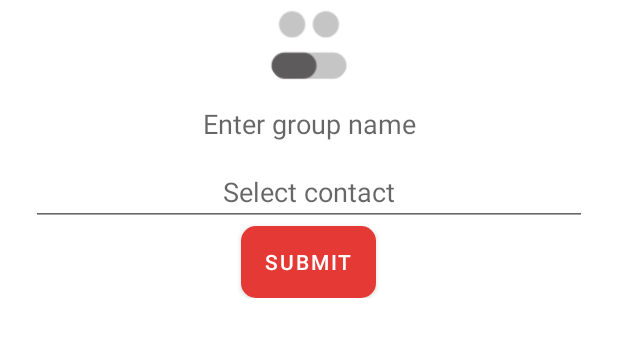
After one commit to dhruv036/Chatting_app, an Android app: the layout newgrouplayout.xml on its own in the app's theme, with its tools: preview values and no code run, on a phone screen of 412 x 824 dp. The commit adds this screen. Shown: the top 337 px of the screen. Run offline under Robolectric (Android 15) with nearby library versions, the phone set to English and light mode, and no system bars.

Commit message:
Performing group feature

```diff
--- a/app/build.gradle
+++ b/app/build.gradle
@@ -53,7 +53,7 @@ dependencies {
     implementation "com.github.pgreze:android-reactions:1.5.1"
     implementation 'com.github.3llomi:CircularStatusView:V1.0.2'
     implementation 'de.hdodenhof:circleimageview:3.1.0'
-    implementation 'com.google.android.material:material:1.3.0-alpha02'
+    implementation 'com.google.android.material:material:1.6.0-alpha03'
     implementation 'com.ismaeldivita.chipnavigation:chip-navigation-bar:1.3.2'
     implementation 'org.jetbrains.kotlin:kotlin-stdlib:1.3.72'
     implementation 'com.github.OMARIHAMZA:StoryView:1.0.2-alpha'
--- a/app/src/main/java/com/example/hello/Fragment/StatusFragment.java
+++ b/app/src/main/java/com/example/hello/Fragment/StatusFragment.java
@@ -127,7 +127,7 @@ public class StatusFragment extends Fragment {
                                 Glide.with(context).load(laststatus.getImgurl()).diskCacheStrategy(DiskCacheStrategy.NONE).skipMemoryCache(true).into(binding.mystatus);
                             }else {
 //                                dashboard.setfragment();
-                                Glide.with(getContext()).load( userStatus.getProfileImg()).diskCacheStrategy(DiskCacheStrategy.NONE).skipMemoryCache(true).into(binding.mystatus);
+                                Glide.with(context).load( userStatus.getProfileImg()).diskCacheStrategy(DiskCacheStrategy.NONE).skipMemoryCache(true).into(binding.mystatus);
                             }
 
 
--- /dev/null
+++ b/app/src/main/res/drawable/ic_baseline_remove_circle_outline_24.xml
@@ -0,0 +1,5 @@
+<vector android:height="24dp" android:tint="#B5B3B3"
+    android:viewportHeight="24" android:viewportWidth="24"
+    android:width="24dp" xmlns:android="http://schemas.android.com/apk/res/android">
+    <path android:fillColor="@android:color/white" android:pathData="M7,11v2h10v-2L7,11zM12,2C6.48,2 2,6.48 2,12s4.48,10 10,10 10,-4.48 10,-10S17.52,2 12,2zM12,20c-4.41,0 -8,-3.59 -8,-8s3.59,-8 8,-8 8,3.59 8,8 -3.59,8 -8,8z"/>
+</vector>
--- /dev/null
+++ b/app/src/main/res/layout/newgrouplayout.xml
@@ -0,0 +1,76 @@
+<?xml version="1.0" encoding="utf-8"?>
+<androidx.constraintlayout.widget.ConstraintLayout xmlns:android="http://schemas.android.com/apk/res/android"
+    xmlns:app="http://schemas.android.com/apk/res-auto"
+    android:layout_width="match_parent"
+    android:layout_height="match_parent">
+
+    <LinearLayout
+        android:layout_width="0dp"
+        android:layout_height="wrap_content"
+        android:gravity="center"
+        android:orientation="vertical"
+        app:layout_constraintLeft_toLeftOf="@id/guideline2"
+        app:layout_constraintRight_toRightOf="@id/guideline3"
+        app:layout_constraintTop_toTopOf="parent">
+
+        <de.hdodenhof.circleimageview.CircleImageView
+            android:id="@+id/image"
+            android:layout_width="60dp"
+            android:layout_height="60dp"
+            android:src="@drawable/group" />
+
+        <EditText
+            android:layout_width="match_parent"
+            android:layout_height="wrap_content"
+            android:hint="Enter group name"
+            android:textAlignment="center" />
+
+        <HorizontalScrollView
+            android:layout_width="match_parent"
+            android:scrollbars="none"
+            android:layout_height="wrap_content">
+
+            <com.google.android.material.chip.ChipGroup
+                android:id="@+id/childgroup"
+                android:layout_width="match_parent"
+                android:layout_height="wrap_content"
+                app:singleSelection="false">
+
+            </com.google.android.material.chip.ChipGroup>
+
+        </HorizontalScrollView>
+
+
+        <AutoCompleteTextView
+            android:id="@+id/addcontact"
+            android:layout_width="match_parent"
+            android:layout_height="wrap_content"
+            android:hint="Select contact"
+            android:textAlignment="center" />
+
+        <Button
+            android:id="@+id/submit"
+            android:layout_width="wrap_content"
+            android:layout_height="wrap_content"
+            android:background="@drawable/round3"
+            android:backgroundTint="@null"
+            android:text="Submit"
+            android:textColor="@color/white" />
+
+
+    </LinearLayout>
+
+    <androidx.constraintlayout.widget.Guideline
+        android:id="@+id/guideline2"
+        android:layout_width="wrap_content"
+        android:layout_height="wrap_content"
+        android:orientation="vertical"
+        app:layout_constraintGuide_percent="0.05" />
+
+    <androidx.constraintlayout.widget.Guideline
+        android:id="@+id/guideline3"
+        android:layout_width="wrap_content"
+        android:layout_height="wrap_content"
+        android:orientation="vertical"
+        app:layout_constraintGuide_percent="0.95" />
+</androidx.constraintlayout.widget.ConstraintLayout>
```
Also changed, not shown: app/src/main/java/com/example/hello/Fragment/GroupChatFragment.java (+92 -2 lines), app/src/main/res/layout/group_chat_fragment.xml (+14 -2 lines), app/src/main/res/drawable/closee.png (added), app/src/main/res/drawable/group.png (added).
